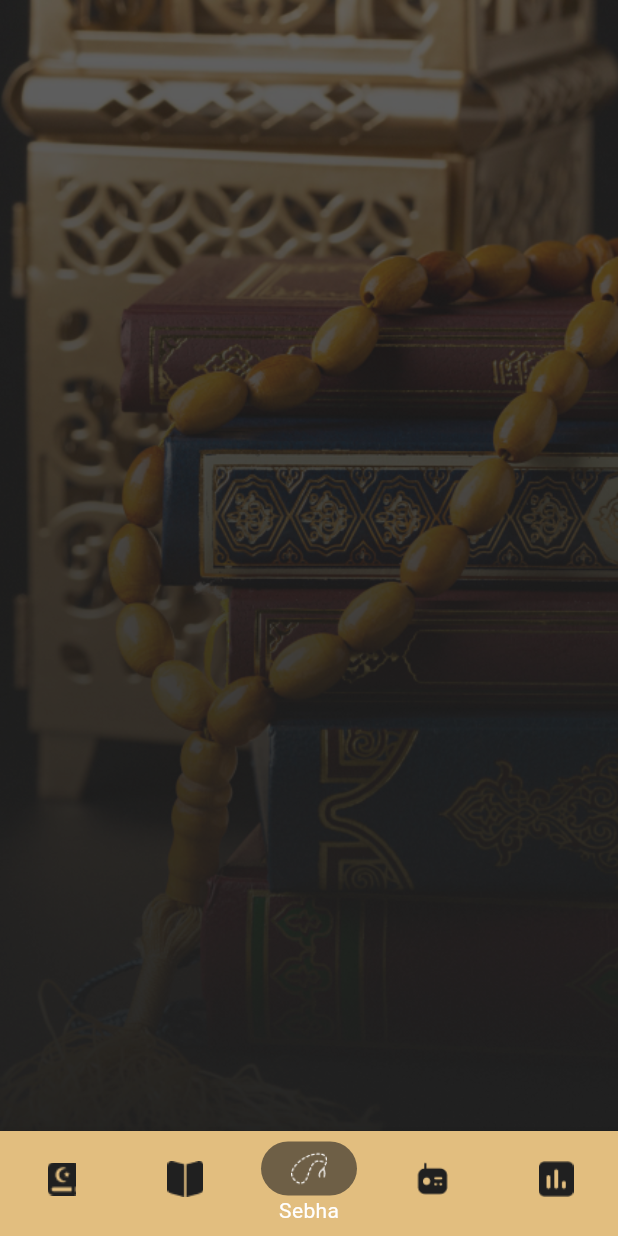
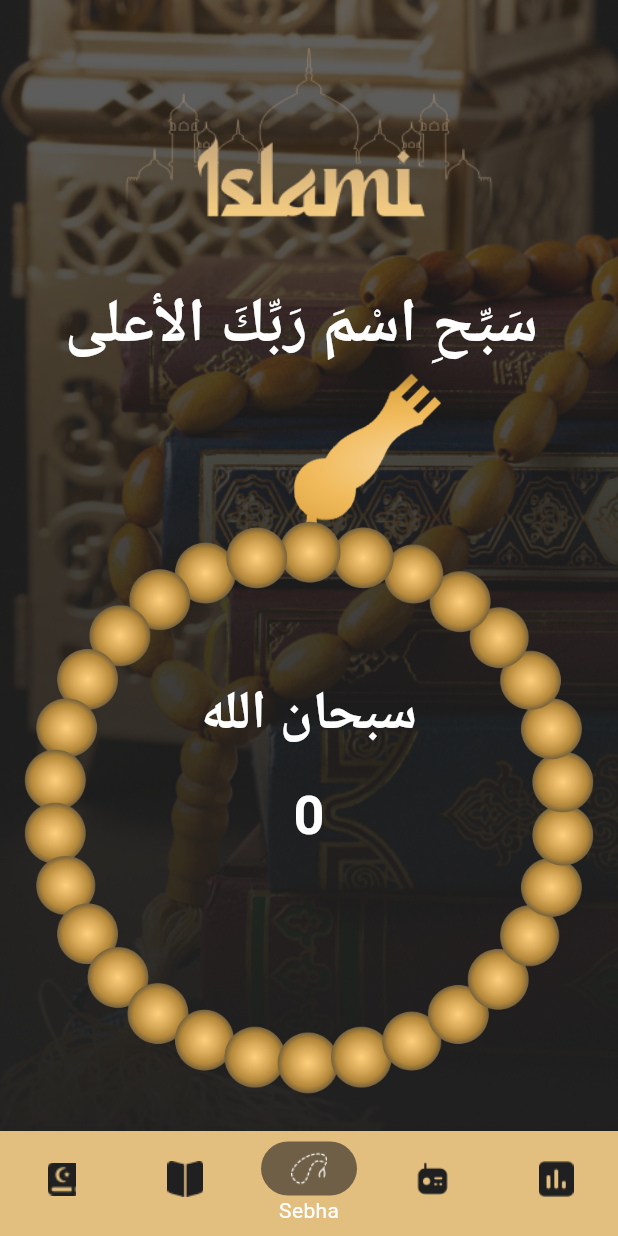
Before and after one commit to AmmarEzzat/islami, a Flutter app: the screen it shows after launch, item 3 of the bottom bar chosen, on a phone screen of 412 x 824 dp. Run offline on Flutter 3.47's test engine with Material 3 defaults, Android fonts, the phone set to English and light mode, and no system bars; our stand-ins replace carousel_slider.

Commit message:
finish hadeth details. finish hadeth content. finish sebha content

```diff
--- a/lib/Core/Colors/images/images.dart
+++ b/lib/Core/Colors/images/images.dart
@@ -8,7 +8,7 @@ class ImageAssets {
   static const String SebhaBackGround = 'assets/images/sebhaBackground.png';
   static const String SebhaBody = 'assets/images/SebhaBody.png';
   static const String QuranBg ="assets/images/QuranBackground.png";
-
+static const String SebhaHead="assets/images/sebha head.png";
   static const String ic_hadeth ="assets/images/ic_hadeth.png";
   static const String ic_quran ="assets/images/ic_quran.png";
   static const String ic_radio ="assets/images/ic_radio.png";
--- a/lib/Home/Sebha/Sebha_tab.dart
+++ b/lib/Home/Sebha/Sebha_tab.dart
@@ -1,14 +1,121 @@
+import 'dart:math';
+
 import 'package:flutter/material.dart';
+import 'package:islami/Core/Colors/AppColors.dart';
+import 'package:islami/Core/Colors/images/images.dart';
 
-class SebhaTab extends StatelessWidget {
+class SebhaTab extends StatefulWidget {
   const SebhaTab({super.key});
 
   @override
+  State<SebhaTab> createState() => _SebhaTabState();
+}
+
+class _SebhaTabState extends State<SebhaTab> {
+  List<String> tasbehList = ["سبحان الله", "الحمد لله", "الله أكبر"];
+  int counter = 0;
+
+  late String tasbehTitle = tasbehList[0];
+
+  @override
   Widget build(BuildContext context) {
-    return Scaffold(
+    return Center(
+      child: Column(
+        children: [
+          Padding(
+            padding: const EdgeInsets.symmetric(vertical: 32.0),
+            child: Image.asset(
+              ImageAssets.logo,
+              height: MediaQuery.of(context).size.height * .15,
+            ),
+          ),
+          Text(
+            "سَبِّحِ اسْمَ رَبِّكَ الأعلى ",
+            style: const TextStyle(
+              fontWeight: FontWeight.bold,
+              fontSize: 41,
+              color: AppColors.White,
+            ),
+          ),
+          Expanded(
+            child: Stack(
+              alignment: AlignmentGeometry.topCenter,
+              children: [
+                Row(),
+                Image.asset(
+                  ImageAssets.SebhaHead,
+                  height: MediaQuery.of(context).size.height * .14,
+                ),
+                Positioned.fill(
+                  top: MediaQuery.of(context).size.height * .12,
+                  child: Padding(
+                    padding: const EdgeInsets.symmetric(horizontal: 16.0),
+                    child: Stack(
+                      children: [
+                        AnimatedRotation(
+                          duration: Duration(milliseconds: 200),
 
+                          turns: counter * (12 / 360),
+                          child: GestureDetector(
 
+                            onTap: () {
+                              tasbehupdat();
+                            },
 
+                            child: Image.asset(
+                              ImageAssets.SebhaBody,
+                              width: double.infinity,
+                            ),
+                          ),
+                        ),
+                        Positioned(
+                          child: Column(
+                            mainAxisAlignment: MainAxisAlignment.center,
+                            children: [
+                              Row(),
+                              Text(
+                                tasbehTitle,
+                                style: TextStyle(
+                                  fontSize: 36,
+                                  fontWeight: FontWeight.bold,
+                                  color: AppColors.White,
+                                ),
+                              ),
+                              SizedBox(height: 15),
+                              Text(
+                                counter.toString(),
+                                style: TextStyle(
+                                  fontSize: 36,
+                                  fontWeight: FontWeight.bold,
+                                  color: AppColors.White,
+                                ),
+                              ),
+                              SizedBox(
+                                height:
+                                    MediaQuery.of(context).size.height * .10,
+                              ),
+                            ],
+                          ),
+                        ),
+                      ],
+                    ),
+                  ),
+                ),
+              ],
+            ),
+          ),
+        ],
+      ),
     );
   }
+
+  void tasbehupdat() {
+    counter++;
+
+    if (counter == 34) {
+      tasbehTitle = tasbehList[(tasbehList.indexOf(tasbehTitle) + 1) % 3];
+      counter = 0;
+    }
+    setState(() {});
+  }
 }
--- a/lib/Home/Sebha/sebha.dart
+++ /dev/null
@@ -1,23 +0,0 @@
-import 'package:flutter/material.dart';
-import 'package:islami/Core/Colors/images/images.dart';
-
-class SebhaView extends StatelessWidget {
-  static const String route ="SebhaView";
-
-
-  const SebhaView({super.key});
-
-  @override
-  Widget build(BuildContext context) {
-    return Container(
-
-
-      decoration: BoxDecoration(
-
-        image: DecorationImage(image: AssetImage(ImageAssets.SebhaBackGround,),fit: BoxFit.cover)
-
-      ),
-
-    );
-  }
-}
```
Also changed, not shown: assets/images/sebha head.png, lib/generated/assets.dart (added).
